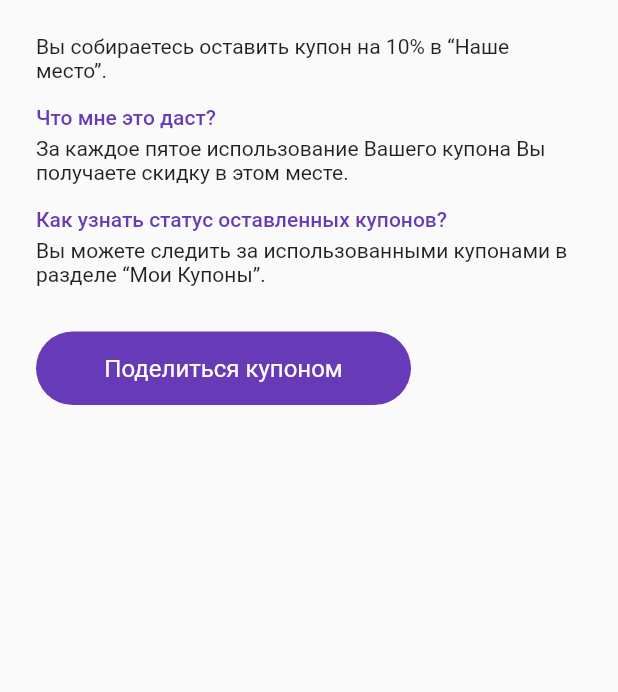
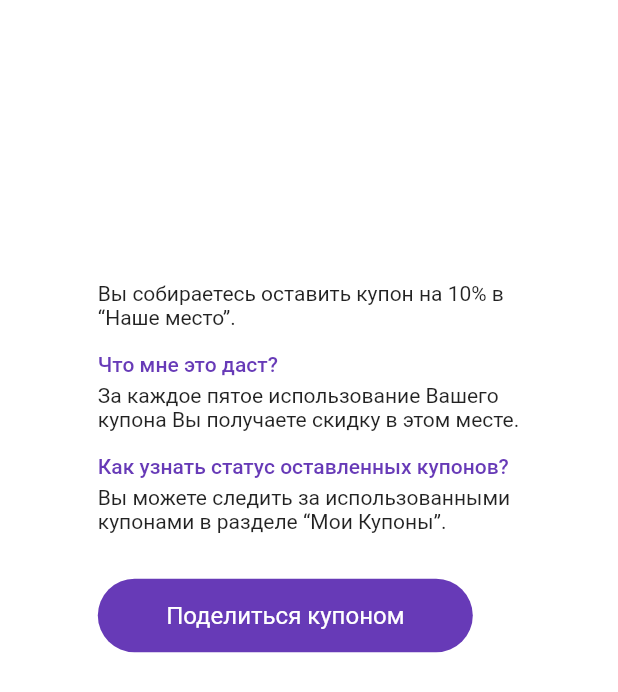
Before and after one commit to lidaev/one_two_quest, a Flutter app: the ModalScreen screen opened directly, on a phone screen of 412 x 824 dp. Shown: the top 692 px of the screen. Run offline on Flutter 3.47's test engine with Material 2 defaults, Android fonts, the phone set to English and light mode, and no system bars; our stand-ins replace flutter_map, latlong.

Commit message:
added the modal windows

```diff
--- a/lib/modal.dart
+++ b/lib/modal.dart
@@ -3,18 +3,26 @@ import 'package:flutter/material.dart';
 class ModalScreen extends StatelessWidget {
   @override
   Widget build(BuildContext context) {
-    return _getModalScreen(context);
+    return Scaffold(
+        backgroundColor: Colors.transparent,
+        body: Center(child: _getModalScreen(context)));
   }
 
   Widget _getModalScreen(BuildContext context) {
-    return Center(
+    Size size = MediaQuery.of(context).size;
+    return Container(
+      width: size.width * .8,
+      height: size.height * .6,
+      color: Colors.white,
+      child: Center(
         child: SimpleDialogOption(
             child: Column(
           crossAxisAlignment: CrossAxisAlignment.start,
           children: <Widget>[
             Container(
               padding: EdgeInsets.only(top: 15.0),
-            child: Text("Вы собираетесь оставить купон на 10% в “Наше место”. ",
+              child: Text(
+                  "Вы собираетесь оставить купон на 10% в “Наше место”. ",
                   style: Theme.of(context).textTheme.body1),
             ),
             Container(
@@ -26,9 +34,9 @@ class ModalScreen extends StatelessWidget {
                         .copyWith(color: Colors.deepPurple))),
             Container(
                 padding: EdgeInsets.only(top: 5.0),
-              child: Text("За каждое пятое использование Вашего купона Вы получаете скидку в этом месте. ",
-                  style: Theme.of(context).textTheme.body1)
-          ),
+                child: Text(
+                    "За каждое пятое использование Вашего купона Вы получаете скидку в этом месте. ",
+                    style: Theme.of(context).textTheme.body1)),
             Container(
                 padding: EdgeInsets.only(top: 15.0),
                 child: Text("Как узнать статус оставленных купонов?",
@@ -38,31 +46,34 @@ class ModalScreen extends StatelessWidget {
                         .copyWith(color: Colors.deepPurple))),
             Container(
                 padding: EdgeInsets.only(top: 5.0),
-              child: Text("Вы можете следить за использованными купонами в разделе “Мои Купоны”.",
-                  style: Theme.of(context).textTheme.body1)
-          ),
-
+                child: Text(
+                    "Вы можете следить за использованными купонами в разделе “Мои Купоны”.",
+                    style: Theme.of(context).textTheme.body1)),
             Container(
               margin: EdgeInsets.only(top: 30.0),
               padding: EdgeInsets.all(15.0),
               width: 250.0,
-            decoration: BoxDecoration (
+              decoration: BoxDecoration(
                 borderRadius: new BorderRadius.circular(25.0),
                 color: Colors.deepPurple,
               ),
               child: Center(
                 child: Container(
                   child: InkWell(
-                  child: Text("Поделиться купоном", style: Theme.of(context).textTheme.subhead.copyWith(color: Colors.white)),
-                  onTap: (){
-
+                    child: Text("Поделиться купоном",
+                        style: Theme.of(context)
+                            .textTheme
+                            .subhead
+                            .copyWith(color: Colors.white)),
+                    onTap: () {
+                      Navigator.of(context).pop(true);
                     },
                   ),
                 ),
               ),
             )
           ],
-        )
+        )),
       ),
     );
   }
```
Also changed, not shown: lib/map.dart (+16 -3 lines). Lines whose indentation alone changed are shown as unchanged.
